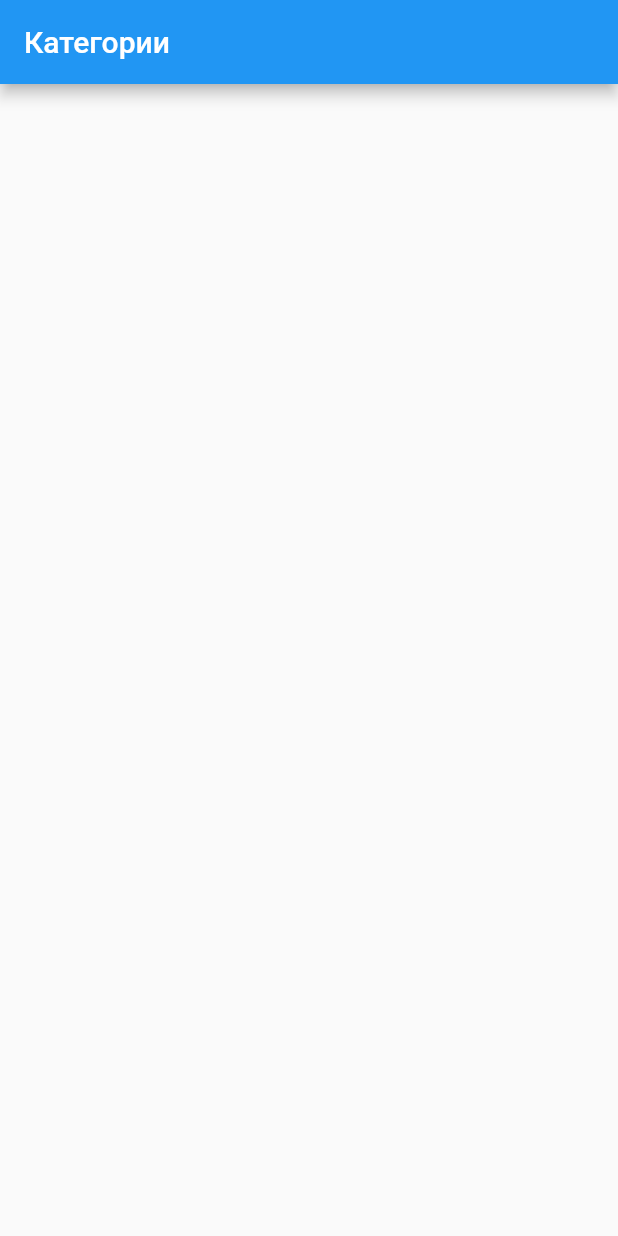
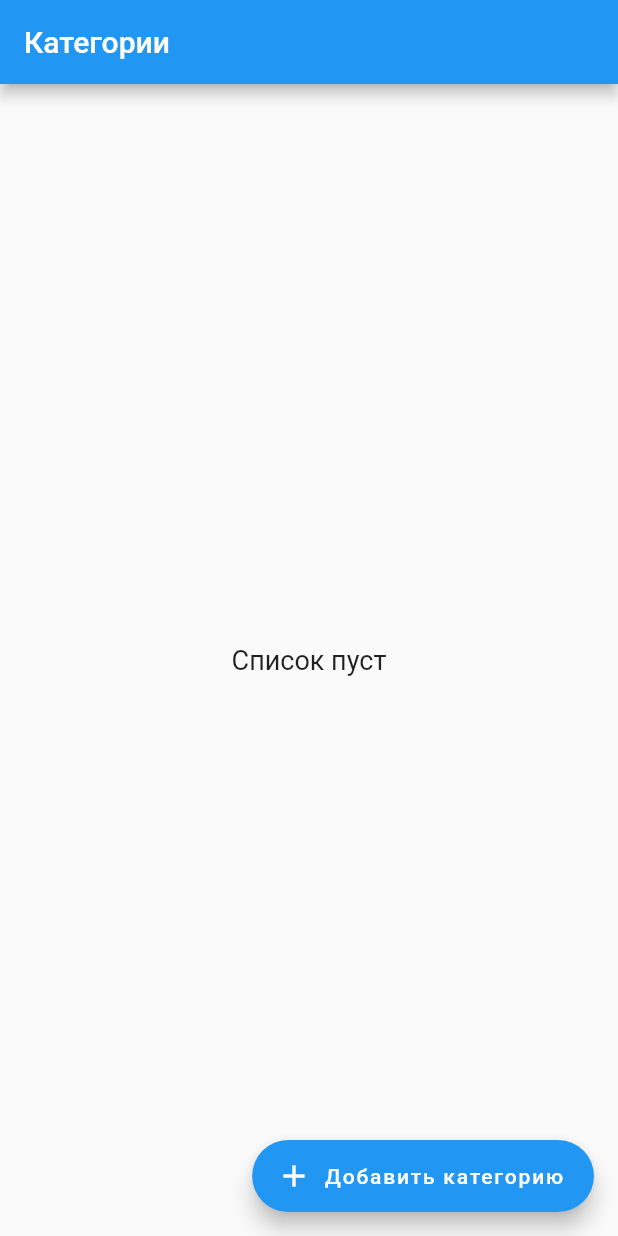
Before and after one commit to kubk/recipie, a Flutter app: the screen it shows after launch, on a phone screen of 412 x 824 dp. Run offline on Flutter 3.47's test engine with Material 2 defaults, Android fonts, the phone set to English and light mode, and no system bars; our stand-ins replace cached_network_image, sqflite; accounts and stored records are empty.

Commit message:
Full edit

```diff
--- a/lib/main.dart
+++ b/lib/main.dart
@@ -4,6 +4,7 @@ import 'package:recipie/screens/recipe-list-screen.dart';
 import 'package:recipie/screens/recipe-screen.dart';
 import 'package:recipie/service/category-repository.dart';
 import 'package:recipie/service/database-gateway.dart';
+import 'package:recipie/service/fixture-generator.dart';
 import 'package:recipie/service/recipe-repository.dart';
 import 'package:recipie/service/recipe-notifier.dart';
 import 'screens/category-list-screen.dart';
@@ -13,6 +14,7 @@ void main() {
   final categoryRepository = CategoryRepository(database);
   final recipeRepository = RecipeRepository(database);
   final recipeNotifier = RecipeNotifier(categoryRepository, recipeRepository);
+  final fixtureGenerator = FixtureGenerator(database);
 
   runApp(
     MultiProvider(
@@ -21,6 +23,7 @@ void main() {
       ],
       child: App(
         recipeNotifier: recipeNotifier,
+        fixtureGenerator: fixtureGenerator,
       ),
     ),
   );
@@ -28,8 +31,9 @@ void main() {
 
 class App extends StatefulWidget {
   final RecipeNotifier recipeNotifier;
+  final FixtureGenerator fixtureGenerator;
 
-  const App({Key? key, required this.recipeNotifier}) : super(key: key);
+  const App({Key? key, required this.recipeNotifier, required this.fixtureGenerator}) : super(key: key);
 
   @override
   _AppState createState() => _AppState();
@@ -38,23 +42,27 @@ class App extends StatefulWidget {
 class _AppState extends State<App> {
   @override
   void initState() {
-    widget.recipeNotifier.loadRecipes();
+    widget.recipeNotifier.loadData();
     super.initState();
   }
 
   @override
   Widget build(BuildContext context) {
     return MaterialApp(
+      debugShowCheckedModeBanner: false,
       title: 'Flutter Demo',
       theme: ThemeData(
         primarySwatch: Colors.blue,
       ),
       home: MaterialApp(
+        debugShowCheckedModeBanner: false,
         initialRoute: '/categories',
         routes: {
           '/categories': (context) => CategoryListScreen(),
+          '/category-new': (context) => RecipeListScreen(),
           '/recipes': (context) => RecipeListScreen(),
           '/recipe': (context) => RecipeScreen(),
+          '/recipe-new': (context) => RecipeScreen(),
         },
       ),
     );
--- a/lib/model/recipe.dart
+++ b/lib/model/recipe.dart
@@ -4,13 +4,17 @@ class Recipe implements ListItem {
   final String id;
   final String title;
   final String description;
+  final String ingredients;
+  final int isCooked;
   final String? imageUrl;
   final String categoryId;
 
   Recipe({
     required this.id,
     required this.title,
+    required this.isCooked,
     required this.description,
+    required this.ingredients,
     required this.imageUrl,
     required this.categoryId,
   });
--- a/lib/screens/category-list-screen.dart
+++ b/lib/screens/category-list-screen.dart
@@ -22,6 +22,13 @@ class CategoryListScreen extends StatelessWidget {
           items: recipeNotifier.categories,
         ),
       ),
+      floatingActionButton: FloatingActionButton.extended(
+        onPressed: () {
+          Navigator.pushNamed(context, '/category-new');
+        },
+        label: const Text('Добавить категорию'),
+        icon: const Icon(Icons.add),
+      ),
     );
   }
 }
--- a/lib/service/category-repository.dart
+++ b/lib/service/category-repository.dart
@@ -5,11 +5,6 @@ class CategoryRepository {
   final DatabaseGateway _db;
 
   CategoryRepository(this._db);
-
-  _modelToMap(Category category) => {
-        "id": category.id,
-        "title": category.title,
-      };
 
   Category _mapToModel(Map<String, dynamic> map) => Category(
         id: map["id"],
--- a/lib/ui/list-with-previews.dart
+++ b/lib/ui/list-with-previews.dart
@@ -20,6 +20,17 @@ class ListWithPreviews extends StatelessWidget {
 
   @override
   Widget build(BuildContext context) {
+    if (items.isEmpty) {
+      return Container(
+        child: Center(
+          child: Text(
+            'Список пуст',
+            style: TextStyle(fontSize: 18),
+          ),
+        ),
+      );
+    }
+
     return ListView(
       children: ListTile.divideTiles(
         context: context,
--- a/pubspec.yaml
+++ b/pubspec.yaml
@@ -31,6 +31,7 @@ dependencies:
   provider: ^5.0.0
   sqflite: ^2.0.0+3
   path_provider: 2.0.2
+  cached_network_image: ^3.1.0
 
 dev_dependencies:
   flutter_test:
```
Also changed, not shown: lib/screens/category-screen.dart (added, +20 -0 lines), lib/screens/recipe-list-screen.dart (+7 -0 lines), lib/screens/recipe-screen.dart (+80 -10 lines), lib/service/database-gateway.dart (+14 -8 lines), lib/service/fixture-generator.dart (+22 -4 lines), lib/service/recipe-notifier.dart (+33 -1 lines), lib/service/recipe-repository.dart (+36 -1 lines), pubspec.lock.
